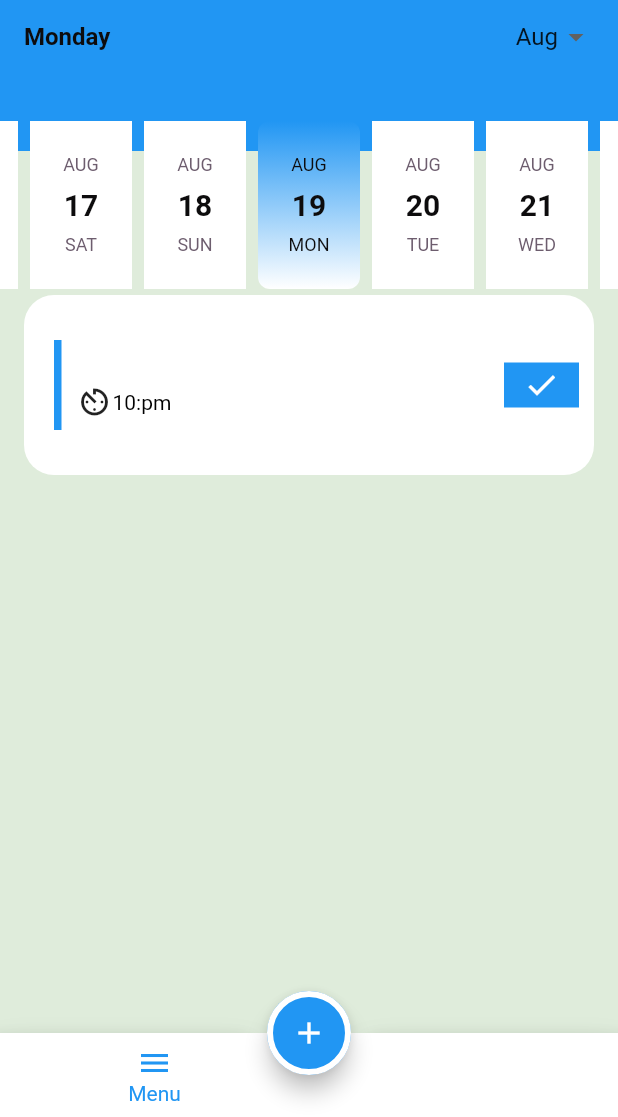
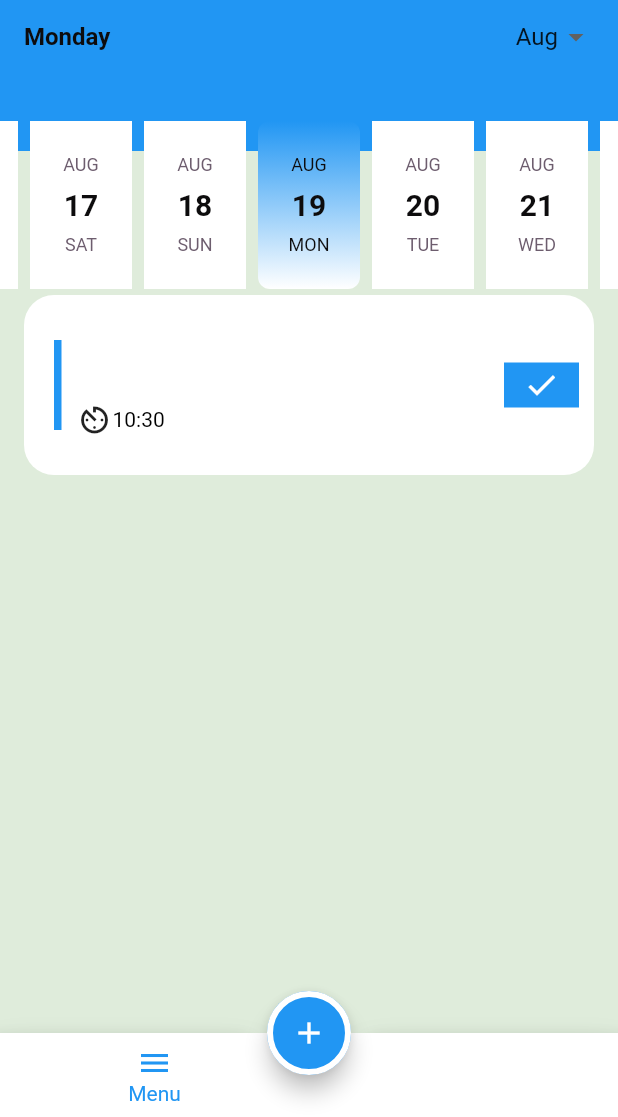
Before and after one commit to ahmednasasr/Todo_App, a Flutter app: what addtaskwidget() shows on an empty page, opened directly, after a tap on "Add Task", on a phone screen of 412 x 824 dp, the part 119-1236 px from its top. Run offline on Flutter 3.47's test engine with Material 3 defaults, Android fonts, the phone set to English and light mode, and no system bars; drawn by our look-alikes of easy_date_timeline, flutter_slidable; our stand-ins replace cloud_firestore, easy_localization, firebase_core; accounts and stored records are empty.

Commit message:
third push We have added a feature that the user can add tasks by day and time, and we have made the application return tasks according to the day.

```diff
--- a/lib/core/main_provider.dart
+++ b/lib/core/main_provider.dart
@@ -8,6 +8,7 @@ class mainprovider extends ChangeNotifier {
   DateTime selectedatepicker = DateTime.now();
   DateTime selectedDateTime = DateTime.now();
   ThemeMode themeMode = ThemeMode.light;
+  TimeOfDay time=TimeOfDay.now();
   TextEditingController titleController = TextEditingController();
   TextEditingController desController = TextEditingController();
   void selectedindex(int index) {
@@ -32,9 +33,10 @@ class mainprovider extends ChangeNotifier {
 
   void addTask() async {
     TaskModel taskModel = TaskModel(
+      time: "${time.hour}:${time.minute}",
         title: titleController.text,
         desc: desController.text,
-        time: selectedDateTime.millisecondsSinceEpoch,
+        date: DateUtils.dateOnly(selectedatepicker).millisecondsSinceEpoch,
         isDone: false);
     await FirebaseFunctions.addTask(taskModel);
     titleController.clear();
@@ -43,12 +45,20 @@ class mainprovider extends ChangeNotifier {
   }
 
   Future<QuerySnapshot<TaskModel>> getTasks(){
-    return FirebaseFunctions.getTasks();
+    return FirebaseFunctions.getTasks(selectedatepicker);
   }
 
   void deleteTask(String id){
     FirebaseFunctions.deleteTask(id);
     notifyListeners();
   }
+  void Isdone(TaskModel task){
+    FirebaseFunctions.setDone(task);
+    notifyListeners();
+  }
+  void setTime(TimeOfDay value){
+    time=value;
+    notifyListeners();
+  }
 
 }
--- a/lib/models/task_model.dart
+++ b/lib/models/task_model.dart
@@ -2,13 +2,15 @@ class TaskModel {
   String id;
   String title;
   String desc;
-  int time;
+  int date;
+  String time;
   bool isDone;
   TaskModel({
     this.id = "",
     required this.title,
+    required this.time,
     required this.desc,
-    required this.time,
+    required this.date,
     required this.isDone,
   });
 
@@ -17,6 +19,7 @@ class TaskModel {
       id: json['id'],
         title: json["title"],
         desc: json["desc"],
+        date: json["date"],
         time: json["time"],
         isDone: json["isdone"]);
   }
@@ -26,8 +29,9 @@ class TaskModel {
       "id":id,
       "title":title,
       "desc":desc,
-      "time":time,
-      "isdone":isDone
+      "date":date,
+      "isdone":isDone,
+      "time":time
     };
     }
 }
--- a/lib/module/screens/home_screen.dart
+++ b/lib/module/screens/home_screen.dart
@@ -43,7 +43,9 @@ class HomeScreen extends StatelessWidget {
                     right: 0,
                     child: EasyDateTimeLine(
                       initialDate: DateTime.now(),
-                      onDateChange: (selectedDate) {},
+                      onDateChange: (selectedDate) {
+                        provider.setdatepicker(selectedDate);
+                      },
                       dayProps: const EasyDayProps(
                         todayHighlightColor: Colors.blue,
                         inactiveDayStyle: DayStyle(
--- a/lib/module/widgets/addtaskwidget.dart
+++ b/lib/module/widgets/addtaskwidget.dart
@@ -17,7 +17,7 @@ class addtaskwidget extends StatelessWidget {
             padding: EdgeInsets.all(15),
             child: Column(
               children: [
-                Text("Add New Task"),
+                Text("Add New Task",style: TextStyle(color: Colors.black),),
                 TextField(
                   controller: provider.titleController,
                   decoration: InputDecoration(
@@ -41,6 +41,19 @@ class addtaskwidget extends StatelessWidget {
                   },
                   child: Text(style: TextStyle(color: Colors.black),provider.selectedatepicker.toString().substring(0,10)),
                 ),
+
+
+                SizedBox(height: 20,),
+                Text("Selected time",style: TextStyle(color: Colors.black),),
+                InkWell(
+                  onTap: (){
+                    showTimePicker(context: context, initialTime: provider.time).then((value) {
+                      provider.setTime(value!);
+                    },);
+                  },
+                  child: Text("${provider.time.hour}:${provider.time.minute}",style: TextStyle(color: Colors.black)),
+                ),
+                Spacer(),
                 ElevatedButton(onPressed: (){
                   provider.addTask();
                   Navigator.pop(context);
--- a/lib/module/widgets/custome_card_task.dart
+++ b/lib/module/widgets/custome_card_task.dart
@@ -64,21 +64,30 @@ class custome_card_task extends StatelessWidget {
                         children: [
                           Text(
                             task.title
-                            ,style: TextStyle(fontSize: 20,fontWeight: FontWeight.bold,color: Colors.blue),),
+                            ,style: TextStyle(fontSize: 20,fontWeight: FontWeight.bold,color: task.isDone?Colors.green:Colors.blue),),
+                          Text(task.desc,style: TextStyle(fontSize: 15,fontWeight: FontWeight.bold,color: task.isDone?Colors.green:Colors.blue),),
+                          SizedBox(height: 5,),
                           Row(
                             children: [
                               Icon(Icons.av_timer),
-                              Text("10:pm",style: TextStyle(color: Colors.black),),
+                              Text(task.time,style: TextStyle(color: Colors.black),),
                             ],
                           )
                         ],
                       ),
                       Spacer(),
-                      Container(
-                        color: Colors.blue,
-                        width: 50,
-                        height: 30,
-                        child: Icon(Icons.check,color: Colors.white,),
+                      InkWell(
+                        onTap: (){
+                          provider.Isdone(task);
+                        },
+                        child:
+                        task.isDone? Text("Done..!",style: TextStyle(fontSize:30,color: Colors.green),)
+                            : Container(
+                          color: Colors.blue,
+                          width: 50,
+                          height: 30,
+                          child:Icon(Icons.check,color: Colors.white,),
+                        )
                       ),
                     ],
                   ),
--- a/lib/service/firebase_functions.dart
+++ b/lib/service/firebase_functions.dart
@@ -1,33 +1,44 @@
 import 'package:cloud_firestore/cloud_firestore.dart';
+import 'package:flutter/material.dart';
 import 'package:todo_app/models/task_model.dart';
 
 class FirebaseFunctions {
   static FirebaseFirestore firestore = FirebaseFirestore.instance;
 
-  static CollectionReference<TaskModel> mainFunction(){
-   return firestore.collection("Tasks").withConverter(fromFirestore: (snapshot, options) {
-      return TaskModel.fromjson(snapshot.data()!);
-    }, toFirestore: (value, options) {
-      return value.tojson();
-    },
+  static CollectionReference<TaskModel> mainFunction() {
+    return firestore.collection("Tasks").withConverter(
+      fromFirestore: (snapshot, options) {
+        return TaskModel.fromjson(snapshot.data()!);
+      },
+      toFirestore: (value, options) {
+        return value.tojson();
+      },
     );
-
   }
 
-  static Future<void> addTask(TaskModel task)async{
-    var ref =mainFunction();
-    var docref=ref.doc();
-    task.id= docref.id;
+  static Future<void> addTask(TaskModel task) async {
+    var ref = mainFunction();
+    var docref = ref.doc();
+    task.id = docref.id;
     await docref.set(task);
   }
 
-  static Future<QuerySnapshot<TaskModel>> getTasks(){
-    var ref=mainFunction();
-    return ref.get();
+  static Future<QuerySnapshot<TaskModel>> getTasks(DateTime time) {
+    var ref = mainFunction();
+    return ref
+        .where("date",
+            isEqualTo: DateUtils.dateOnly(time).millisecondsSinceEpoch)
+        .get();
   }
 
-  static void deleteTask(String id)async{
-    var ref =mainFunction();
+  static void deleteTask(String id) async {
+    var ref = mainFunction();
     await ref.doc(id).delete();
   }
+
+  static void setDone(TaskModel task) async {
+    var ref = mainFunction();
+    task.isDone = !task.isDone;
+    await ref.doc(task.id).update(task.tojson());
+  }
 }
```
Also changed, not shown: firebase.json (added), lib/firebase_options.dart (added), 1 other file.
